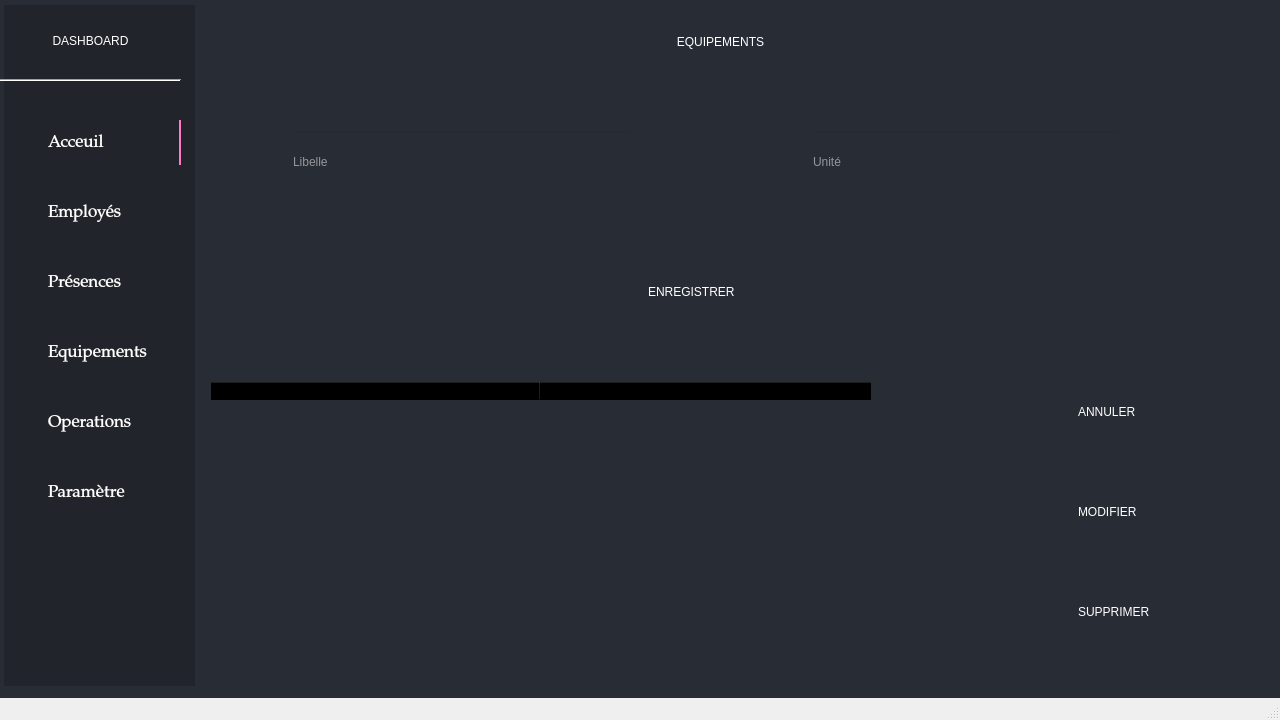
The window that design/main.ui (Sminth/gest_stock_py) describes before a commit, drawn with Qt 5.
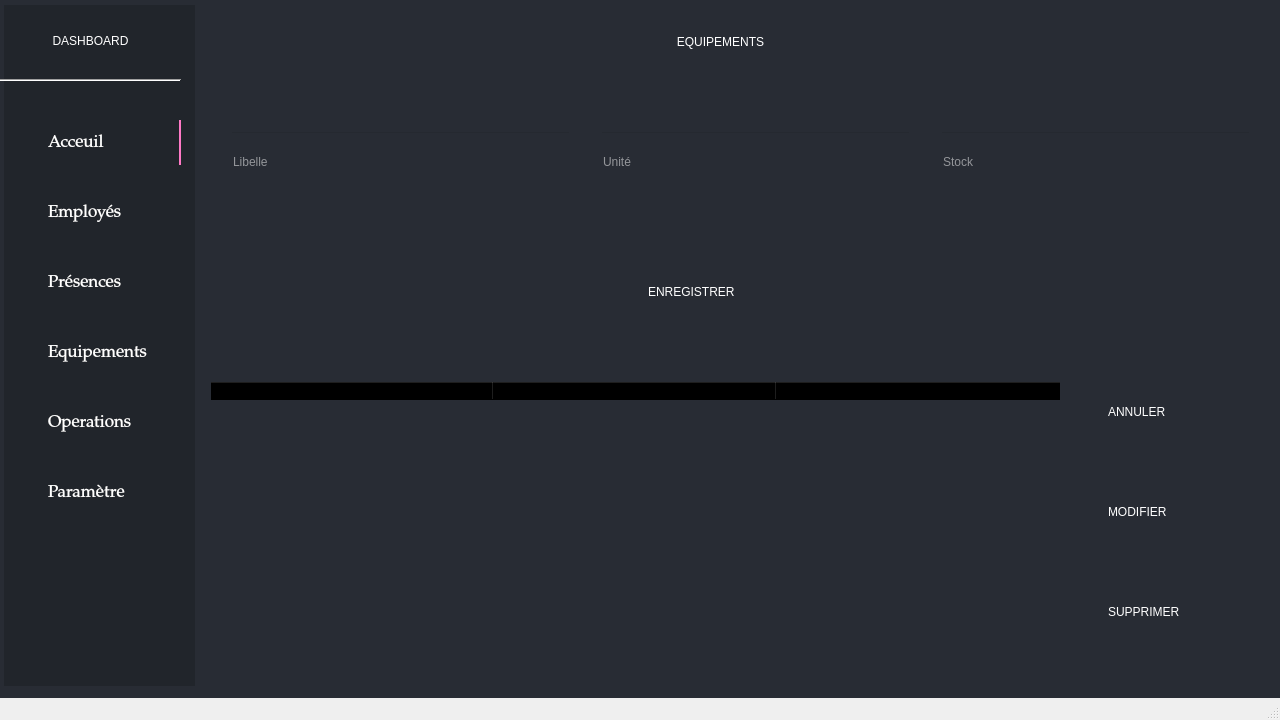
The same window after the commit. The open tabs and pages were chosen to show the change. Icons and pictures are not drawn.

```diff
--- a/design/main.ui
+++ b/design/main.ui
@@ -1318,7 +1318,7 @@
      <widget class="QPushButton" name="valider_8">
       <property name="geometry">
        <rect>
-        <x>860</x>
+        <x>890</x>
         <y>380</y>
         <width>181</width>
         <height>61</height>
@@ -1344,7 +1344,7 @@
      <widget class="QLineEdit" name="nom_5">
       <property name="geometry">
        <rect>
-        <x>100</x>
+        <x>40</x>
         <y>130</y>
         <width>341</width>
         <height>61</height>
@@ -1364,7 +1364,7 @@
      <widget class="QLineEdit" name="nom_6">
       <property name="geometry">
        <rect>
-        <x>620</x>
+        <x>410</x>
         <y>130</y>
         <width>311</width>
         <height>61</height>
@@ -1386,7 +1386,7 @@
        <rect>
         <x>20</x>
         <y>380</y>
-        <width>781</width>
+        <width>851</width>
         <height>291</height>
        </rect>
       </property>
@@ -1403,7 +1403,7 @@
        <bool>true</bool>
       </property>
       <attribute name="horizontalHeaderDefaultSectionSize">
-       <number>330</number>
+       <number>283</number>
       </attribute>
       <attribute name="horizontalHeaderHighlightSections">
        <bool>false</bool>
@@ -1424,11 +1424,16 @@
         <string>Unité</string>
        </property>
       </column>
+      <column>
+       <property name="text">
+        <string>stock</string>
+       </property>
+      </column>
      </widget>
      <widget class="QPushButton" name="valider_6">
       <property name="geometry">
        <rect>
-        <x>860</x>
+        <x>890</x>
         <y>580</y>
         <width>181</width>
         <height>61</height>
@@ -1454,7 +1459,7 @@
      <widget class="QPushButton" name="valider_7">
       <property name="geometry">
        <rect>
-        <x>860</x>
+        <x>890</x>
         <y>480</y>
         <width>181</width>
         <height>61</height>
@@ -1498,6 +1503,26 @@
        <set>Qt::AlignCenter</set>
       </property>
      </widget>
+     <widget class="QLineEdit" name="nom_7">
+      <property name="geometry">
+       <rect>
+        <x>750</x>
+        <y>130</y>
+        <width>311</width>
+        <height>61</height>
+       </rect>
+      </property>
+      <property name="styleSheet">
+       <string notr="true">font: 14pt &quot;MS Shell Dlg 2&quot;;
+color: rgb(255, 255, 255);</string>
+      </property>
+      <property name="placeholderText">
+       <string>Stock</string>
+      </property>
+      <property name="clearButtonEnabled">
+       <bool>true</bool>
+      </property>
+     </widget>
     </widget>
     <widget class="QWidget" name="page_7">
      <widget class="QTableWidget" name="table_client_4">
```
Left out of the diff: 74 changed lines with no effect on the pictures.
